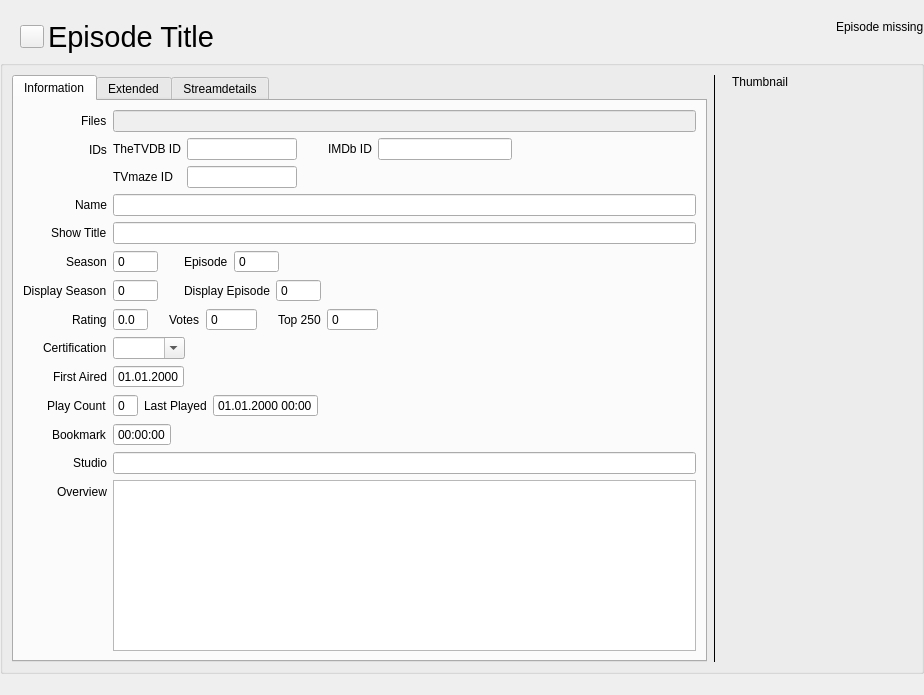
Qt form src/ui/tv_show/TvShowWidgetEpisode.ui (Komet/MediaElch) before a commit.
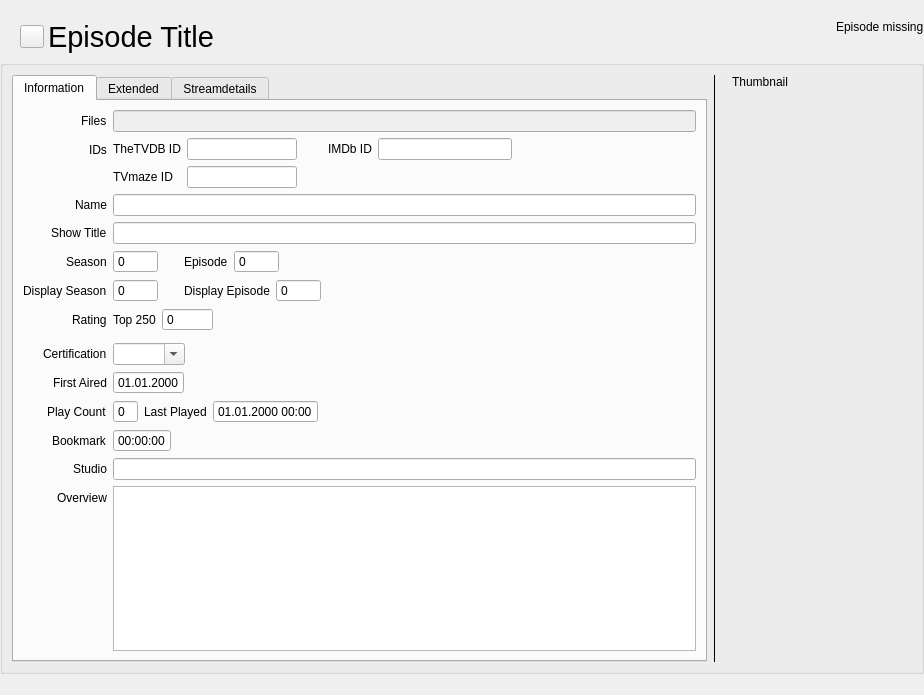
The same form after that commit. Icons and pictures are not drawn. Custom widgets are drawn as their Qt base class.

Commit message: [Ratings] Add RatingsWidget for unified ratings in UI

```diff
--- a/src/ui/tv_show/TvShowWidgetEpisode.ui
+++ b/src/ui/tv_show/TvShowWidgetEpisode.ui
@@ -302,69 +302,9 @@
              </widget>
             </item>
             <item row="6" column="1">
-             <layout class="QHBoxLayout" name="horizontalLayout_11">
+             <layout class="QVBoxLayout" name="ratingsLayout">
               <item>
-               <widget class="QDoubleSpinBox" name="rating">
-                <property name="buttonSymbols">
-                 <enum>QAbstractSpinBox::NoButtons</enum>
-                </property>
-                <property name="decimals">
-                 <number>1</number>
-                </property>
-                <property name="maximum">
-                 <double>10.000000000000000</double>
-                </property>
-               </widget>
-              </item>
-              <item>
-               <spacer name="horizontalSpacer_11">
-                <property name="orientation">
-                 <enum>Qt::Horizontal</enum>
-                </property>
-                <property name="sizeType">
-                 <enum>QSizePolicy::Fixed</enum>
-                </property>
-                <property name="sizeHint" stdset="0">
-                 <size>
-                  <width>15</width>
-                  <height>20</height>
-                 </size>
-                </property>
-               </spacer>
-              </item>
-              <item>
-               <widget class="QLabel" name="lblVotes">
-                <property name="text">
-                 <string>Votes</string>
-                </property>
-               </widget>
-              </item>
-              <item>
-               <widget class="MySpinBox" name="votes">
-                <property name="buttonSymbols">
-                 <enum>QAbstractSpinBox::NoButtons</enum>
-                </property>
-                <property name="maximum">
-                 <number>9999999</number>
-                </property>
-               </widget>
-              </item>
-              <item>
-               <spacer name="horizontalSpacer_8">
-                <property name="orientation">
-                 <enum>Qt::Horizontal</enum>
-                </property>
-                <property name="sizeType">
-                 <enum>QSizePolicy::Fixed</enum>
-                </property>
-                <property name="sizeHint" stdset="0">
-                 <size>
-                  <width>15</width>
-                  <height>20</height>
-                 </size>
-                </property>
-               </spacer>
-              </item>
+               <layout class="QHBoxLayout" name="horizontalLayout_13">
               <item>
                <widget class="QLabel" name="lblTop250">
                 <property name="text">
@@ -382,6 +322,24 @@
                 </property>
                </widget>
               </item>
+                <item>
+                 <spacer name="horizontalSpacer_8">
+                  <property name="orientation">
+                   <enum>Qt::Horizontal</enum>
+                  </property>
+                  <property name="sizeHint" stdset="0">
+                   <size>
+                    <width>40</width>
+                    <height>20</height>
+                   </size>
+                  </property>
+                 </spacer>
+                </item>
+               </layout>
+              </item>
+              <item>
+               <widget class="RatingsWidget" name="ratings" native="true"/>
+              </item>
              </layout>
             </item>
             <item row="7" column="0">
@@ -1348,17 +1306,23 @@
    <extends>QLabel</extends>
    <header>ui/small_widgets/MyLabel.h</header>
   </customwidget>
+  <customwidget>
+   <class>MediaFlags</class>
+   <extends>QWidget</extends>
+   <header>ui/small_widgets/MediaFlags.h</header>
+   <container>1</container>
+  </customwidget>
+  <customwidget>
+   <class>RatingsWidget</class>
+   <extends>QWidget</extends>
+   <header>ui/small_widgets/RatingsWidget.h</header>
+   <container>1</container>
+  </customwidget>
   <customwidget>
    <class>MySpinBox</class>
    <extends>QSpinBox</extends>
    <header>ui/small_widgets/MySpinBox.h</header>
   </customwidget>
-  <customwidget>
-   <class>MediaFlags</class>
-   <extends>QWidget</extends>
-   <header>ui/small_widgets/MediaFlags.h</header>
-   <container>1</container>
-  </customwidget>
  </customwidgets>
  <resources>
   <include location="../../../data/MediaElch.qrc"/>
```
Lines whose indentation alone changed are shown as unchanged. The commit also changes 19 other files.
